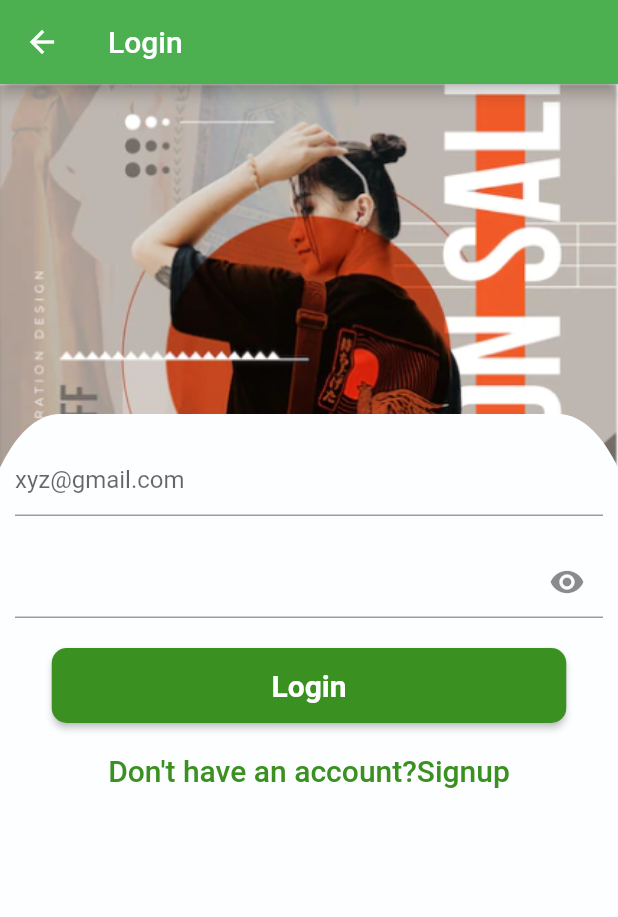
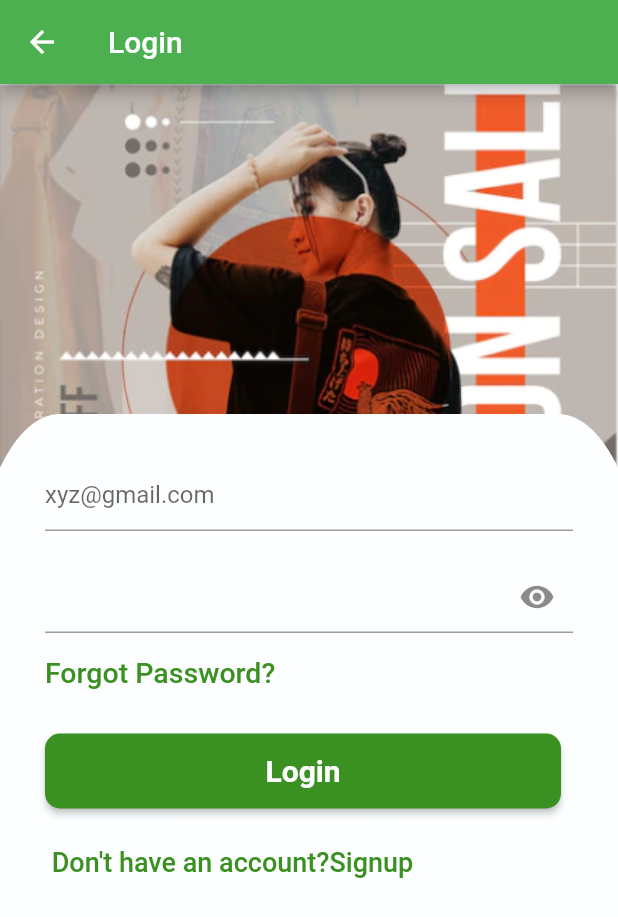
Before and after one commit to LET-BE-X/Givegi, a Flutter app: the LoginScreen screen opened directly, on a phone screen of 412 x 824 dp. Shown: the top 917 px of the screen. Run offline on Flutter 3.47's test engine with Material 2 defaults, Android fonts, the phone set to English and light mode, and no system bars; our stand-ins replace curved_navigation_bar, flutter_screenutil, flutter_svg, gap, get, velocity_x.

Commit message:
login page finished

```diff
--- a/lib/main.dart
+++ b/lib/main.dart
@@ -1,3 +1,4 @@
+import 'package:ecommercegiveji/view/authScreen/screens/login_page.dart';
 import 'package:flutter/material.dart';
 import 'package:flutter_screenutil/flutter_screenutil.dart';
 import 'package:get/get.dart';
--- a/lib/view/authScreen/screens/login_page.dart
+++ b/lib/view/authScreen/screens/login_page.dart
@@ -18,6 +18,7 @@ class LoginScreen extends StatelessWidget {
       ),
       body: myStack(
           child: Column(
+        crossAxisAlignment: CrossAxisAlignment.start,
         children: [
           CustomTextfield(
             decoration: InputDecoration(
@@ -28,22 +29,32 @@ class LoginScreen extends StatelessWidget {
           CustomTextfield(
             decoration: InputDecoration(suffixIcon: Icon(Icons.visibility)),
           ),
-          20.heightBox,
+          15.heightBox,
+          GestureDetector(
+            onTap: () {},
+            child: customText(
+              color: kGreenColor,
+              myText: 'Forgot Password?',
+              size: 19,
+              fontWeight: FontWeight.w500,
+            ),
+          ),
+          30.heightBox,
           MyButton(
             ontap: () {},
             height: 50,
-            width: 343,
+            width: 344,
             text: 'Login',
           ),
-          20.heightBox,
+          25.heightBox,
           customText(
             color: kGreenColor,
-            myText: 'Don\'t have an account?Signup',
-            size: 20,
+            myText: ' Don\'t have an account?Signup',
+            size: 18,
             fontWeight: FontWeight.w500,
           )
         ],
-      ).marginOnly(left: 30, right: 30, top: 20)),
+      ).marginOnly(left: 50, right: 50, top: 30)),
     );
   }
 }
```
